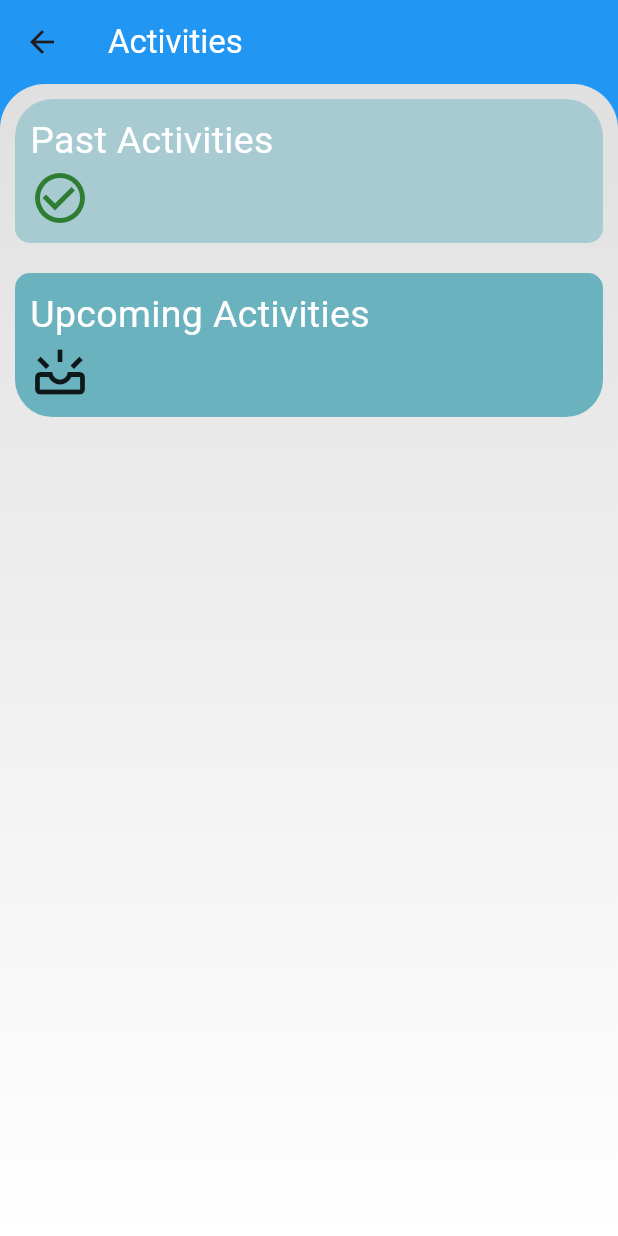
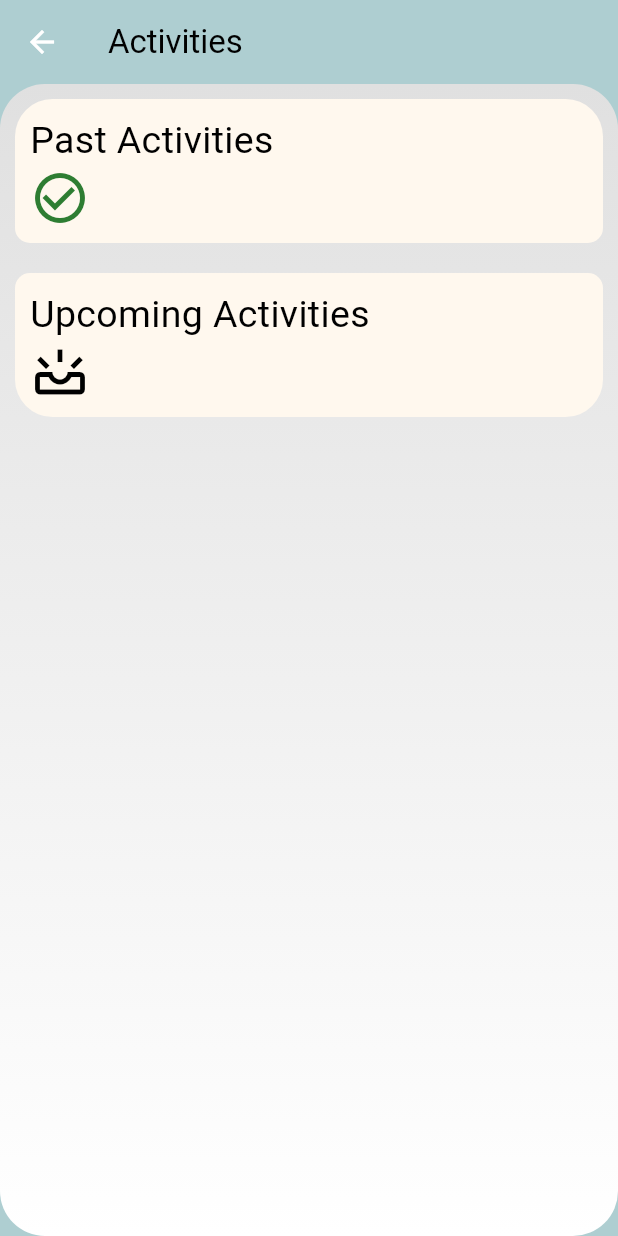
Before and after one commit to BasantaPoudel/feedback-flow-ai, a Flutter app: the ActScreen screen opened directly, on a phone screen of 412 x 824 dp. Run offline on Flutter 3.47's test engine with Material 3 defaults, Android fonts, the phone set to English and light mode, and no system bars; our stand-ins replace bloc, cloud_firestore, firebase_auth, firebase_core, fl_chart, flutter_bloc and 1 more; missing offline and left inert: firebase_ui_auth, material_color_gen; accounts and stored records are empty; Roboto replaces fonts that are missing (Hind).

Commit message:
Edit themes, sizing and layout of screens

```diff
--- a/lib/screens/act_screen.dart
+++ b/lib/screens/act_screen.dart
@@ -3,7 +3,6 @@ import 'package:feedback_flow/cubits/act_screen/act_screen_state.dart';
 import 'package:feedback_flow/cubits/home_screen/home_screen_cubit.dart';
 import 'package:feedback_flow/cubits/home_screen/home_screen_state.dart';
 import 'package:feedback_flow/models/activity.dart';
-import 'package:feedback_flow/repository/user_repository.dart';
 import 'package:feedback_flow/screens/activities_screen/add_activity.dart';
 import 'package:feedback_flow/screens/activities_screen/past_activities.dart';
 import 'package:feedback_flow/screens/activities_screen/upcoming_activities.dart';
@@ -20,7 +19,6 @@ class ActScreen extends StatefulWidget {
 class _ActScreenState extends State<ActScreen> {
   @override
   Widget build(BuildContext context) {
-    final UserRepository userrepo = UserRepository();
     return BlocListener<ActScreenCubit, ActScreenState>(
         listener: (context, state) {
       if (state is ActivityErrorLoading) {
@@ -33,24 +31,26 @@ class _ActScreenState extends State<ActScreen> {
       List<Activity>? activitiesList = stateActivity.getAllActivities;
 
       return Scaffold(
+        backgroundColor: const Color.fromRGBO(174, 206, 209, 1),
         appBar: AppBar(
-          backgroundColor: Colors.blue,
+          backgroundColor: const Color.fromRGBO(174, 206, 209, 1),
           title: const Text(
             'Activities',
-            style: TextStyle(color: Colors.white),
+            style: TextStyle(color: Colors.black),
           ),
         ),
-        backgroundColor: Colors.blue,
         body: Container(
           decoration: BoxDecoration(
-            gradient: LinearGradient(
-              begin: Alignment.topCenter,
-              end: Alignment.bottomCenter,
-              colors: [Colors.grey.shade300, Colors.white],
-            ),
-            borderRadius: BorderRadius.only(
-                topLeft: Radius.circular(30), topRight: Radius.circular(30)),
-          ),
+              gradient: LinearGradient(
+                begin: Alignment.topCenter,
+                end: Alignment.bottomCenter,
+                colors: [Colors.grey.shade300, Colors.white],
+              ),
+              borderRadius: const BorderRadius.only(
+                  topLeft: Radius.circular(30),
+                  topRight: Radius.circular(30),
+                  bottomLeft: Radius.circular(30),
+                  bottomRight: Radius.circular(30))),
           child: Column(
             children: [
               PastActivities(activitiesList: activitiesList ?? []),
@@ -59,11 +59,12 @@ class _ActScreenState extends State<ActScreen> {
                   builder: (context, userState) {
                 if (userState is TeacherLoggedInState) {
                   return Container(
-                      padding: EdgeInsets.all(8),
+                      padding: const EdgeInsets.all(8),
                       width: double.infinity,
                       child: ElevatedButton(
                           style: ElevatedButton.styleFrom(
-                            backgroundColor: Color.fromARGB(255, 88, 158, 90),
+                            backgroundColor:
+                                const Color.fromRGBO(174, 206, 209, 1),
                             shape: RoundedRectangleBorder(
                               borderRadius: BorderRadius.circular(6.0),
                             ),
@@ -77,7 +78,7 @@ class _ActScreenState extends State<ActScreen> {
                           },
                           child: Text(
                             'Add Activity',
-                            style: TextStyle(color: Colors.white),
+                            style: TextStyle(color: Colors.black),
                           )));
                 }
                 return Container();
--- a/lib/screens/activities_screen/list_builder.dart
+++ b/lib/screens/activities_screen/list_builder.dart
@@ -45,12 +45,12 @@ class _ListBuilderState extends State<ListBuilder> {
             itemBuilder: (BuildContext context, int index) {
               if (activitiesList![index].isDistributed == true) {
                 return Card(
-                    color: const Color.fromARGB(255, 231, 196, 191),
+                    color: const Color.fromRGBO(247, 215, 208, 1),
                     child: ListTile(
                       title: Text(
                         activitiesList[index].title,
                         style: const TextStyle(
-                          color: Colors.white, // Change text color to white
+                          color: Colors.black,
                         ),
                       ),
                       onTap: () {
--- a/lib/screens/activities_screen/list_builder_upcoming.dart
+++ b/lib/screens/activities_screen/list_builder_upcoming.dart
@@ -51,7 +51,7 @@ class _ListBuilderUpcomingState extends State<ListBuilderUpcoming> {
             thumbVisibility: true,
             controller: scrollController,
             thickness: 5,
-            radius: Radius.circular(50),
+            radius: const Radius.circular(50),
             child: ListView.builder(
               padding: const EdgeInsets.only(right: 10),
               controller: scrollController,
@@ -62,8 +62,8 @@ class _ListBuilderUpcomingState extends State<ListBuilderUpcoming> {
                 if (activitiesList[index].isDistributed == false) {
                   return Card(
                       color: activitiesList[index].isStarted
-                          ? Colors.green
-                          : const Color(0xFF6D7981),
+                          ? const Color.fromRGBO(210, 236, 199, 1)
+                          : const Color.fromRGBO(146, 151, 196, 1),
                       child: ListTile(
                           title: Text(
                             activitiesList[index].title,
--- a/lib/screens/activities_screen/past_activities.dart
+++ b/lib/screens/activities_screen/past_activities.dart
@@ -19,7 +19,7 @@ class _PastActivitiesState extends State<PastActivities> {
         padding: const EdgeInsets.all(10),
         margin: const EdgeInsets.all(10),
         decoration: const BoxDecoration(
-          color: Color.fromRGBO(167, 203, 209, 1),
+          color: Color.fromRGBO(255, 248, 238, 1),
           borderRadius: BorderRadius.only(
               topLeft: Radius.circular(25),
               topRight: Radius.circular(25),
@@ -34,7 +34,7 @@ class _PastActivitiesState extends State<PastActivities> {
               Text("Past Activities",
                   style: TextStyle(
                     fontSize: 25,
-                    color: Colors.white,
+                    color: Colors.black,
                     // foreground: Paint()
                     //   ..shader = const LinearGradient(colors: <Color>[
                     //     Colors.white,
--- a/lib/screens/activities_screen/upcoming_activities.dart
+++ b/lib/screens/activities_screen/upcoming_activities.dart
@@ -27,7 +27,7 @@ class _UpcomingActivitiesState extends State<UpcomingActivities> {
             padding: const EdgeInsets.all(10),
             margin: const EdgeInsets.all(10),
             decoration: const BoxDecoration(
-              color: Color.fromRGBO(106, 178, 189, 1),
+              color: Color.fromRGBO(255, 248, 238, 1),
               borderRadius: BorderRadius.only(
                   topLeft: Radius.circular(10),
                   topRight: Radius.circular(10),
@@ -41,7 +41,7 @@ class _UpcomingActivitiesState extends State<UpcomingActivities> {
                 Text('Upcoming Activities',
                     style: TextStyle(
                       fontSize: 25,
-                      color: Colors.white,
+                      color: Colors.black,
                       // foreground: Paint()
                       //   ..shader = const LinearGradient(colors: <Color>[
                       //     Colors.white,
@@ -50,7 +50,11 @@ class _UpcomingActivitiesState extends State<UpcomingActivities> {
                       //       const Rect.fromLTWH(0.0, 0.0, 200.0, 70.0)),
                     )),
                 Row(mainAxisAlignment: MainAxisAlignment.start, children: [
-                  const Icon(Icons.upcoming_outlined, size: 40),
+                  const Icon(
+                    Icons.upcoming_outlined,
+                    size: 40,
+                    color: Colors.black,
+                  ),
                   Container(
                       // height: MediaQuery.of(context).size.height * 0.2,
                       constraints: BoxConstraints(
--- a/lib/theme/app_theme.dart
+++ b/lib/theme/app_theme.dart
@@ -8,9 +8,6 @@ class AppTheme {
       seedColor: const Color(0x00108EC5).toMaterialColor(),
       brightness: Brightness.light,
     ),
-    bottomNavigationBarTheme: BottomNavigationBarThemeData(
-      backgroundColor: const Color(0x00049ee0).toMaterialColor(),
-    ),
   );
 
   static ThemeData themeData = ThemeData(
@@ -19,6 +16,40 @@ class AppTheme {
       buttonColor: Colors.blue, // Set the button color
       textTheme: ButtonTextTheme.primary, // Set the button text theme
     ),
+
+    textTheme: const TextTheme(
+      displayLarge: TextStyle(
+        fontSize: 72.0,
+        fontWeight: FontWeight.bold,
+      ),
+      displayMedium: TextStyle(
+        fontSize: 36.0,
+        fontStyle: FontStyle.italic,
+      ),
+      displaySmall: TextStyle(
+        fontSize: 14.0,
+        fontFamily: 'Hind',
+      ),
+      bodyLarge: TextStyle(
+        fontSize: 14.0,
+        fontFamily: 'Hind',
+      ),
+      bodyMedium: TextStyle(
+        fontSize: 12.0,
+        fontFamily: 'Hind',
+      ),
+      bodySmall: TextStyle(
+        fontSize: 10.0,
+        fontFamily: 'Hind',
+      ),
+    ),
+    bottomNavigationBarTheme: BottomNavigationBarThemeData(
+      // backgroundColor: const Color(0x00049ee0).toMaterialColor(),
+      backgroundColor: Color.fromRGBO(174, 206, 209, 1),
+      selectedItemColor: Colors.black, // Set the selected item color
+    ),
+    backgroundColor: Color.fromRGBO(174, 206, 209, 1),
+
     cardTheme: CardTheme(
       color: Colors.white, // Set the card color
       elevation: 2, // Set the card elevation
@@ -26,6 +57,19 @@ class AppTheme {
         borderRadius: BorderRadius.circular(8), // Set the card border radius
       ),
     ),
+    scaffoldBackgroundColor:
+        const Color.fromRGBO(174, 206, 209, 1), // Set the app bar color
+
+    appBarTheme: const AppBarTheme(
+      backgroundColor:
+          Color.fromRGBO(174, 206, 209, 1), // Set the app bar color
+      // color: Color.fromRGBO(174, 206, 209, 1), // Set the app bar color
+      iconTheme: IconThemeData(
+        color: Colors.white, // Set the icon color
+      ),
+    ),
+    //
+    //
     // scaffoldBackgroundColor: Colors.grey[200],
   );
 
@@ -49,6 +93,6 @@ class AppTheme {
     ),
 
     scaffoldBackgroundColor:
-        Colors.grey[900], // Set the background color to a dark shade
+        Colors.black, // Set the background color to a dark shade
   );
 }
```
Also changed, not shown: lib/screens/results_screen.dart (+5 -12 lines), lib/screens/welcome_screen.dart (+13 -12 lines).
